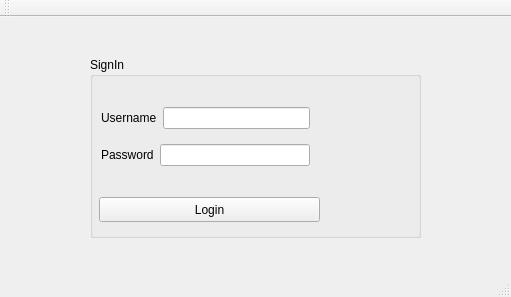
Qt form mainwindow.ui (Rothcolt/PetCemetery) before a commit.
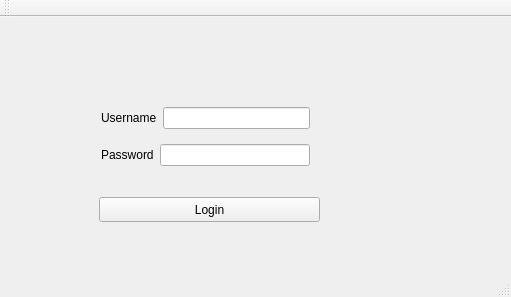
The same form after that commit.

```diff
--- a/mainwindow.ui
+++ b/mainwindow.ui
@@ -14,7 +14,7 @@
    <string>MainWindow</string>
   </property>
   <widget class="QWidget" name="centralWidget">
-   <widget class="QGroupBox" name="groupBox">
+   <widget class="QStackedWidget" name="stackedWidget">
     <property name="geometry">
      <rect>
       <x>90</x>
@@ -23,9 +23,7 @@
       <height>181</height>
      </rect>
     </property>
-    <property name="title">
-     <string>SignIn</string>
-    </property>
+    <widget class="QWidget" name="stackedWidgetPage1" native="true">
     <widget class="QPushButton" name="pushButton_login">
      <property name="geometry">
       <rect>
@@ -80,6 +78,8 @@
      </layout>
     </widget>
    </widget>
+    <widget class="QWidget" name="page"/>
+   </widget>
   </widget>
   <widget class="QMenuBar" name="menuBar">
    <property name="geometry">
```
Left out of the diff: 2 changed lines with no effect on the pictures. Lines whose indentation alone changed are shown as unchanged.
